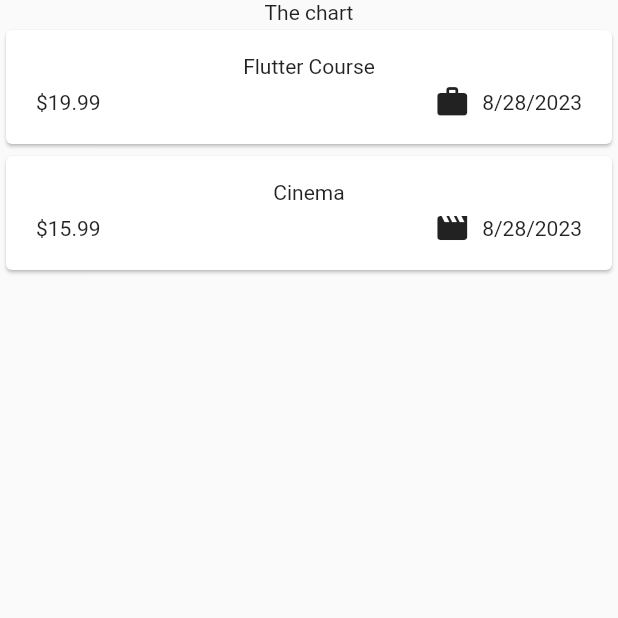
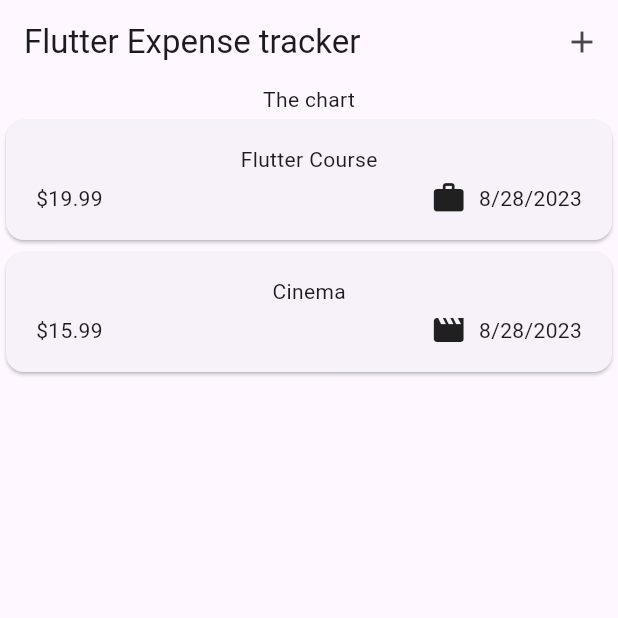
Before and after one commit to itsmartashub/flutter-03-expensetracker, a Flutter app: the screen it shows after launch, on a phone screen of 412 x 824 dp, the top half of it. Run offline on Flutter 3.47's test engine with Material 2 defaults, Android fonts, the phone set to English and light mode, and no system bars.

Commit message:
05-010 `useMaterial3`. `AppBar` w title and actions

```diff
--- a/lib/main.dart
+++ b/lib/main.dart
@@ -3,6 +3,9 @@ import 'package:expense_tracker/widgets/expenses.dart';
 
 void main() {
   runApp(
-    const MaterialApp(home: Expenses()),
+    MaterialApp(
+      theme: ThemeData(useMaterial3: true),
+      home: const Expenses(),
+    ),
   );
 }
--- a/lib/widgets/expenses.dart
+++ b/lib/widgets/expenses.dart
@@ -27,6 +27,14 @@ class _ExpensesState extends State<Expenses> {
   @override
   Widget build(BuildContext context) {
     return Scaffold(
+      //? AppBar() widget
+      /* actions parametar zeli listu widgeta koji se inace koristi za prikazivanje buttonsa u ovom top baru. I sada kada smo dodali AppBar, Flutter je automatski bolje fitovao sadrzaj, tipa vise The Chart nije na mestu gde je notch, vec app pocinje takoreci posle statusne traake one na telefonu */
+      appBar: AppBar(
+        title: Text('Flutter Expense tracker'),
+        actions: [
+          IconButton(icon: Icon(Icons.add), onPressed: () {}),
+        ],
+      ),
       body: Column(
         children: [
           const Text('The chart'),
```
